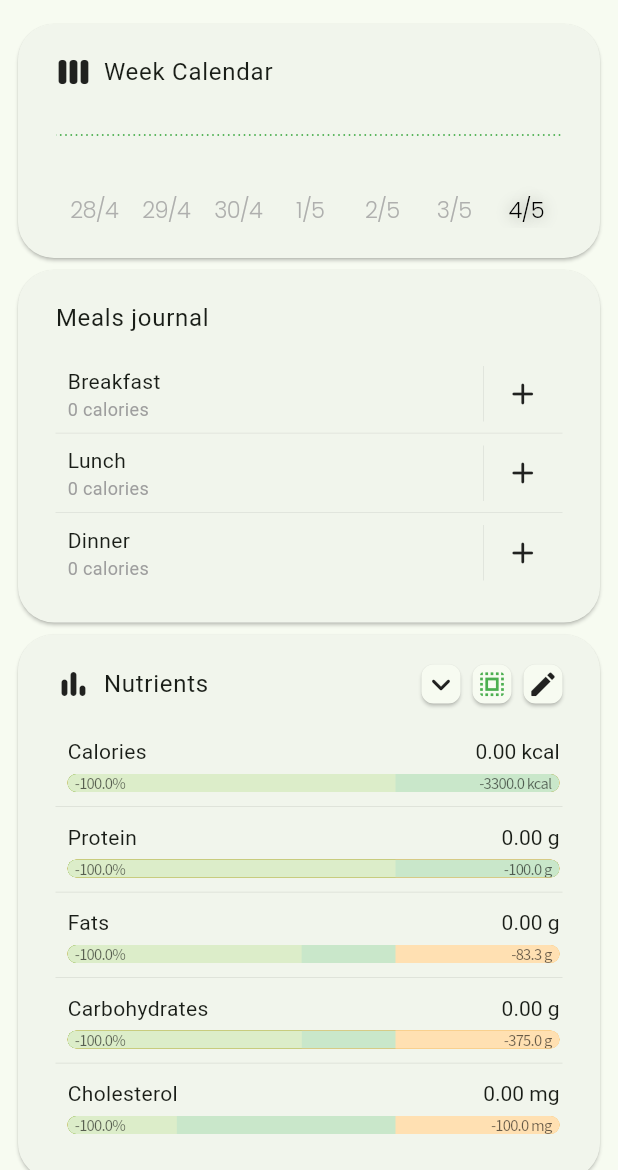
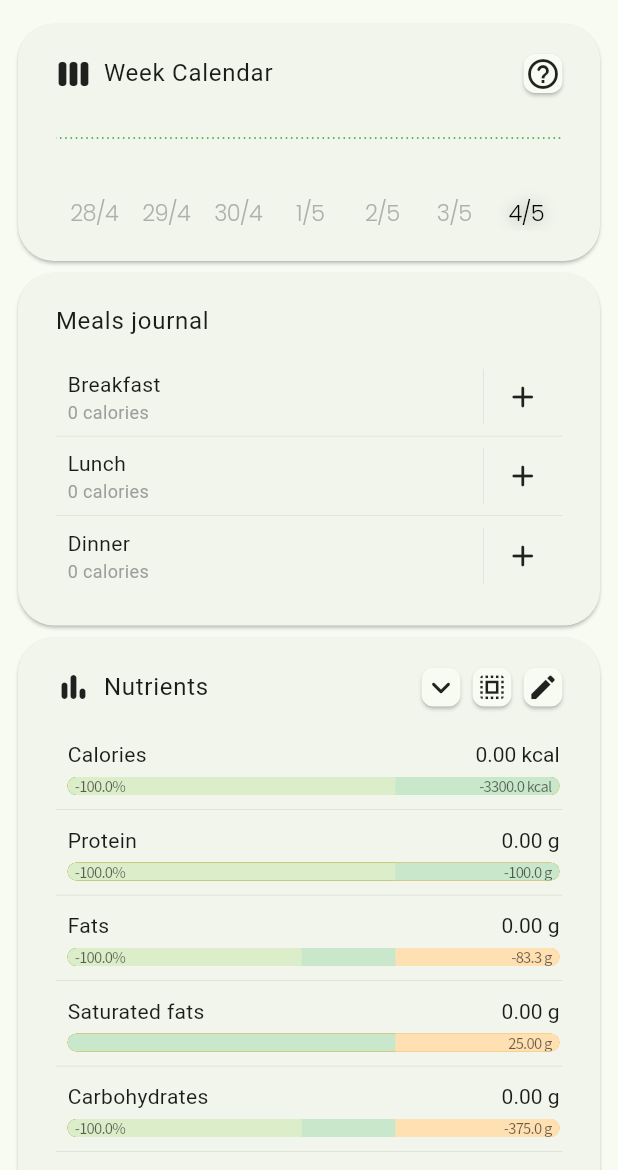
Before and after one commit to bogdan-d-zaharia/live-vitalist, a Flutter app: the HomeScreen screen opened directly, on a phone screen of 412 x 824 dp, the part 66-1236 px from its top. Run offline on Flutter 3.47's test engine with Material 3 defaults, Android fonts, the phone set to English and light mode, and no system bars; our stand-ins replace diacritic, firebase_auth, firebase_core, firebase_database, fl_chart, flutter_highlight and 4 more; missing offline and left inert: flutter_code_editor, highlight; accounts and stored records are empty.

Commit message:
feat: made calendar bars simpler, added other persistant variables, working on calendar help button

```diff
--- /dev/null
+++ b/devtools_options.yaml
@@ -0,0 +1,3 @@
+description: This file stores settings for Dart & Flutter DevTools.
+documentation: https://docs.flutter.dev/tools/devtools/extensions#configure-extension-enablement-states
+extensions:
--- a/lib/day.dart
+++ b/lib/day.dart
@@ -1,6 +1,8 @@
 import 'aliment.dart';
 import 'file_handler.dart';
 import 'package:intl/intl.dart' as intl;
+
+import 'models/reference_fields_model.dart';
 
 class Day {
   /// Creates an empty day.
@@ -13,14 +15,18 @@ class Day {
   Map<String, double>? _cachedIntake;
 
   static Map<String, double> sumFields(List<Aliment> aliments) {
-    final Map<String, double> result = {};
+    final Map<String, double> result = (Map.of(NutrientsHandler.model)
+          ..removeWhere(
+              (key, value) => NutrientsHandler.hasTag(key, 'disabled')))
+        .map((key, value) => MapEntry(key, 0.0));
 
     for (var aliment in aliments) {
       //! WARNING: Summation happening multiple times.
-      final Map<String, double> servedFields = aliment.fields;
 
-      for (final field in servedFields.keys) {
-        result[field] = (result[field] ?? 0.0) + servedFields[field]!;
+      for (final field in result.keys) {
+        if (aliment.fields[field] != null) {
+          result[field] = result[field]! + aliment.fields[field]!;
+        }
       }
     }
 
--- /dev/null
+++ b/lib/icon_button.dart
@@ -0,0 +1,29 @@
+import 'package:flutter/material.dart';
+
+class MyIconButton extends StatelessWidget {
+  const MyIconButton({
+    required this.onTap,
+    required this.icon,
+    super.key,
+  });
+
+  final void Function() onTap;
+  final Widget icon;
+
+  @override
+  Widget build(BuildContext context) {
+    return Material(
+      elevation: 1.0,
+      borderRadius: BorderRadius.circular(8.0),
+      clipBehavior: Clip.hardEdge,
+      child: InkWell(
+        onTap: onTap,
+        child: SizedBox(
+          width: 26.0,
+          height: 26.0,
+          child: icon,
+        ),
+      ),
+    );
+  }
+}
--- a/lib/meals_journal.dart
+++ b/lib/meals_journal.dart
@@ -112,6 +112,7 @@ class _MealElementState extends State<MealElement> {
   @override
   Widget build(BuildContext context) {
     final Map<String, double> values = Day.sumFields(widget.aliments);
+    final int kcals = values['kcals']?.round() ?? 0;
     return IntrinsicHeight(
       child: Row(
         children: [
@@ -127,7 +128,7 @@ class _MealElementState extends State<MealElement> {
                       children: [
                         Text(widget.title),
                         Text(
-                          '${values['kcals']?.round() ?? 0} ${NutrientsHandler.model['kcals']?['translations']?[SettingsData.language]?.toLowerCase() ?? ''}',
+                          '$kcals ${NutrientsHandler.model['kcals']?['translations']?[SettingsData.language]?.toLowerCase() ?? ''}',
                           textAlign: TextAlign.center,
                           style: TextStyle(
                             fontSize: 12.0,
--- a/lib/nutrient_display.dart
+++ b/lib/nutrient_display.dart
@@ -6,6 +6,7 @@ import 'models/reference_fields_model.dart';
 import 'palette.dart';
 import 'settings.dart';
 import 'string_input.dart';
+import 'icon_button.dart';
 
 class NutrientDisplay extends StatefulWidget {
   const NutrientDisplay({
@@ -22,12 +23,10 @@ class NutrientDisplay extends StatefulWidget {
 }
 
 class _NutrientDisplayState extends State<NutrientDisplay> {
-  int sort = 0;
-  bool isSmartHide = true;
   bool isEditMode = false;
 
   Widget actionWid() {
-    final Widget editModeWid = IconButton(
+    final Widget editModeWid = MyIconButton(
       onTap: () => setState(() => isEditMode = !isEditMode),
       icon: Icon(
         Icons.edit_rounded,
@@ -38,37 +37,37 @@ class _NutrientDisplayState extends State<NutrientDisplay> {
 
     if (isEditMode) return editModeWid;
 
-    final Widget sortWid = IconButton(
+    final Widget sortWid = MyIconButton(
       onTap: () {
         setState(() {
-          if (sort == 0) {
-            sort = 1;
-          } else if (sort == 1) {
-            sort = -1;
+          if (SettingsData.sort == 0) {
+            SettingsData.sort = 1;
+          } else if (SettingsData.sort == 1) {
+            SettingsData.sort = -1;
           } else {
-            sort = 0;
+            SettingsData.sort = 0;
           }
         });
       },
       icon: Icon(
-        switch (sort) {
+        switch (SettingsData.sort) {
           -1 => Icons.keyboard_arrow_up_rounded,
           _ => Icons.keyboard_arrow_down_rounded,
         },
-        color: sort != 0 ? Colors.green : null,
+        color: SettingsData.sort != 0 ? Colors.green : null,
         size: 26.0,
       ),
     );
 
-    final Widget smartHidingWid = IconButton(
+    final Widget smartHidingWid = MyIconButton(
       onTap: () {
         setState(() {
-          isSmartHide = !isSmartHide;
+          SettingsData.isSmartHide = !SettingsData.isSmartHide;
         });
       },
       icon: Icon(
         Icons.select_all,
-        color: isSmartHide ? Colors.green : null,
+        color: SettingsData.isSmartHide ? Colors.green : null,
         size: 21.0,
       ),
     );
@@ -141,6 +140,7 @@ class _NutrientDisplayState extends State<NutrientDisplay> {
       /// [upper, inf]    -> [1.0, inf]
       keys.sort(
         (a, b) {
+          //TODO: Perhaps remove the ?? 0.0 s
           final double intakeA = (day.intake[a] ?? 0.0) / (numDays);
           final double? lowerA = NutrientsHandler.model[a]!['lowerLimit'];
           final double? upperA = NutrientsHandler.model[a]!['upperLimit'];
@@ -235,10 +235,10 @@ class _NutrientDisplayState extends State<NutrientDisplay> {
 
     /// #endregion //* SORTING and FILETERING *//
 
-    if (isSmartHide) smartHide();
-    if (sort == 1) {
+    if (SettingsData.isSmartHide) smartHide();
+    if (SettingsData.sort == 1) {
       sortDescending();
-    } else if (sort == -1) {
+    } else if (SettingsData.sort == -1) {
       sortAscending();
     }
 
@@ -469,34 +469,6 @@ class _NutrientDisplayState extends State<NutrientDisplay> {
   }
 }
 
-class IconButton extends StatelessWidget {
-  const IconButton({
-    required this.onTap,
-    required this.icon,
-    super.key,
-  });
-
-  final void Function() onTap;
-  final Widget icon;
-
-  @override
-  Widget build(BuildContext context) {
-    return Material(
-      elevation: 1.0,
-      borderRadius: BorderRadius.circular(8.0),
-      clipBehavior: Clip.hardEdge,
-      child: InkWell(
-        onTap: onTap,
-        child: SizedBox(
-          width: 26.0,
-          height: 26.0,
-          child: icon,
-        ),
-      ),
-    );
-  }
-}
-
 class NutrientBar extends StatelessWidget {
   const NutrientBar({
     required this.label,
--- a/lib/settings.dart
+++ b/lib/settings.dart
@@ -39,6 +39,9 @@ abstract final class SettingsData {
 
   static int get sort => _prefs.getInt('sort') ?? 0;
   static set sort(int val) => _prefs.setInt('sort', val);
+
+  static bool get isSmartHide => _prefs.getBool('isSmartHide') ?? false;
+  static set isSmartHide(bool val) => _prefs.setBool('isSmartHide', val);
 }
 
 class Settings extends StatefulWidget {
--- a/lib/week_calendar.dart
+++ b/lib/week_calendar.dart
@@ -3,6 +3,7 @@ import 'package:intl/intl.dart' as intl;
 
 import 'cache_handler.dart';
 import 'custom_card.dart';
+import 'icon_button.dart';
 import 'models/reference_fields_model.dart';
 import 'palette.dart';
 import 'settings.dart';
@@ -76,6 +77,21 @@ class WeekCalendar extends StatelessWidget {
   final Set<DateTime> dates;
   final void Function() refresh;
 
+  void showHelp(BuildContext context) {
+    showDialog(
+      context: context,
+      builder: (context) => Center(
+        child: Padding(
+          padding: const EdgeInsets.all(12.0),
+          child: CustomCard(
+            title: 'Help',
+            child: Container(color: Colors.blue),
+          ),
+        ),
+      ),
+    );
+  }
+
   @override
   Widget build(BuildContext context) {
     final DateTime tNow = DateTime.now();
@@ -84,6 +100,10 @@ class WeekCalendar extends StatelessWidget {
     return CustomCard(
       logo: const Icon(Icons.view_week),
       title: "Week Calendar",
+      action: MyIconButton(
+        icon: Icon(Icons.help_outline_rounded),
+        onTap: () => showHelp(context),
+      ),
       child: SizedBox(
         /* Used trial and error to find a good height; */
         //TODO: perhaps use a more programmatical approach.
@@ -225,8 +245,10 @@ class CalendarItem extends StatelessWidget {
   }
 
   Widget wid(Map<String, double> values, BuildContext context) {
-    values = Map.from(values)
-      ..removeWhere((key, value) => NutrientsHandler.hasTag(key, 'disabled'));
+    late Widget? bars;
+    if (values.values.every((element) => element == 0.0)) {
+      bars = null;
+    } else {
       final (double minim, double maxim, double average) =
           forceMinMaxAverage(values);
 
@@ -234,17 +256,9 @@ class CalendarItem extends StatelessWidget {
           values['kcals'],
           NutrientsHandler.model['kcals']?['lowerLimit'],
           NutrientsHandler.model['kcals']?['upperLimit'],
-        false);
+          true);
 
-    /// kcalIndicatorHeight
-    const double kIH = 4.0;
-
-    return SizedBox(
-      width: 36.0,
-      child: Stack(
-        alignment: Alignment.bottomCenter,
-        children: [
-          Container(
+      bars = Container(
         margin: EdgeInsets.only(bottom: labelHeight),
         width: 12.0,
         decoration: BoxDecoration(
@@ -253,49 +267,35 @@ class CalendarItem extends StatelessWidget {
         clipBehavior: Clip.hardEdge,
         child: !SettingsData.isComplexCalendar
             ? FractionallySizedBox(
-                    heightFactor: ((kcalRatio ?? 0.0) / 1.5).clamp(0.0, 1.0),
+                heightFactor: (kcalRatio ?? 0 / 1.5).clamp(0.0, 1.0),
                 child: Container(color: Colors.lightGreen),
               )
             : Stack(
                 alignment: Alignment.bottomCenter,
                 children: [
-                      //TODO: Study and implement showing it simplified, by a single field.
                   FractionallySizedBox(
                     heightFactor: (maxim / 1.5).clamp(0.0, 1.0),
                     child: Container(
-                          color: Colors.lightGreen.withValues(alpha: 0.4),
-                        ),
+                        color: Colors.lightGreen.withValues(alpha: 0.4)),
                   ),
                   FractionallySizedBox(
-                        heightFactor: (average / 1.5).clamp(0.0, 1.0),
-                        child: Container(
-                          color: Colors.lightGreen.withValues(alpha: 0.4),
-                        ),
+                    heightFactor: ((kcalRatio ?? 0.0) / 1.5).clamp(0.0, 1.0),
+                    child: Container(color: Colors.lightGreen),
                   ),
                   FractionallySizedBox(
                     heightFactor: (minim / 1.5).clamp(0.0, 1.0),
-                        child: Container(
-                          color: Colors.lightGreen,
-                        ),
+                    child: Container(color: Colors.green),
                   ),
                 ],
               ),
-          ),
-          if (SettingsData.isComplexCalendar && kcalRatio != null)
-            Positioned(
-              /// Dot position
-              bottom: labelHeight +
-                  kcalRatio / 1.5 * (itemHeight - labelHeight) -
-                  kIH / 2.0,
-              child: Container(
-                height: kIH,
-                width: kIH,
-                decoration: BoxDecoration(
-                  color: Colors.green,
-                  borderRadius: BorderRadius.circular(kIH / 2.0),
-                ),
-              ),
-            ),
+      );
+    }
+    Widget wid = SizedBox(
+      width: 36.0,
+      child: Stack(
+        alignment: Alignment.bottomCenter,
+        children: [
+          if (bars != null) bars,
           Padding(
             padding: const EdgeInsets.only(bottom: 6.0),
             child: Text(
@@ -323,6 +323,8 @@ class CalendarItem extends StatelessWidget {
         ],
       ),
     );
+
+    return wid;
   }
 }
 
```
Lines whose indentation alone changed are shown as unchanged.
